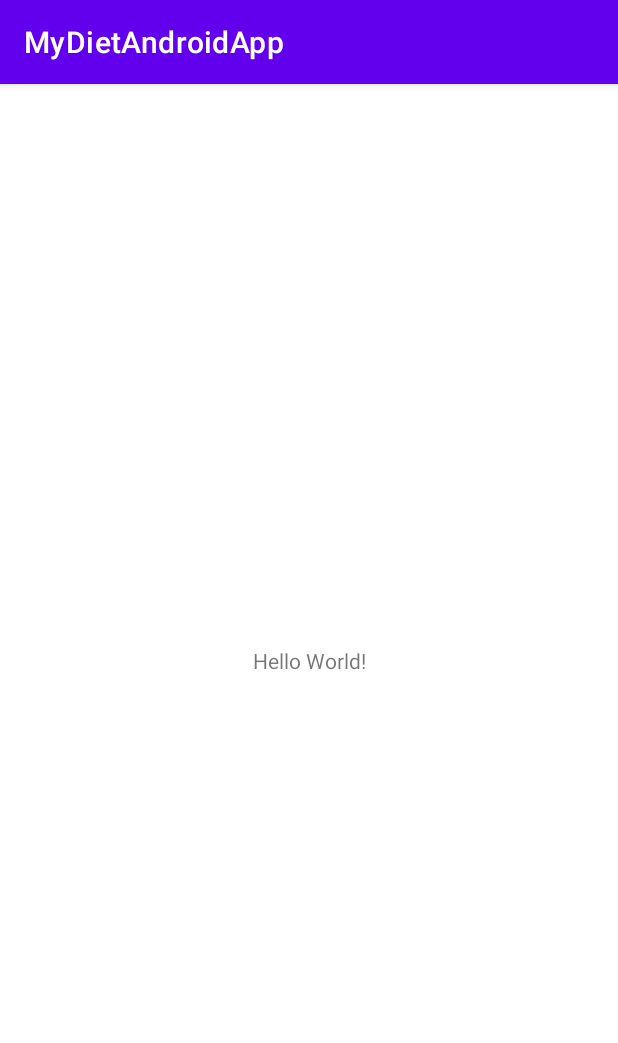
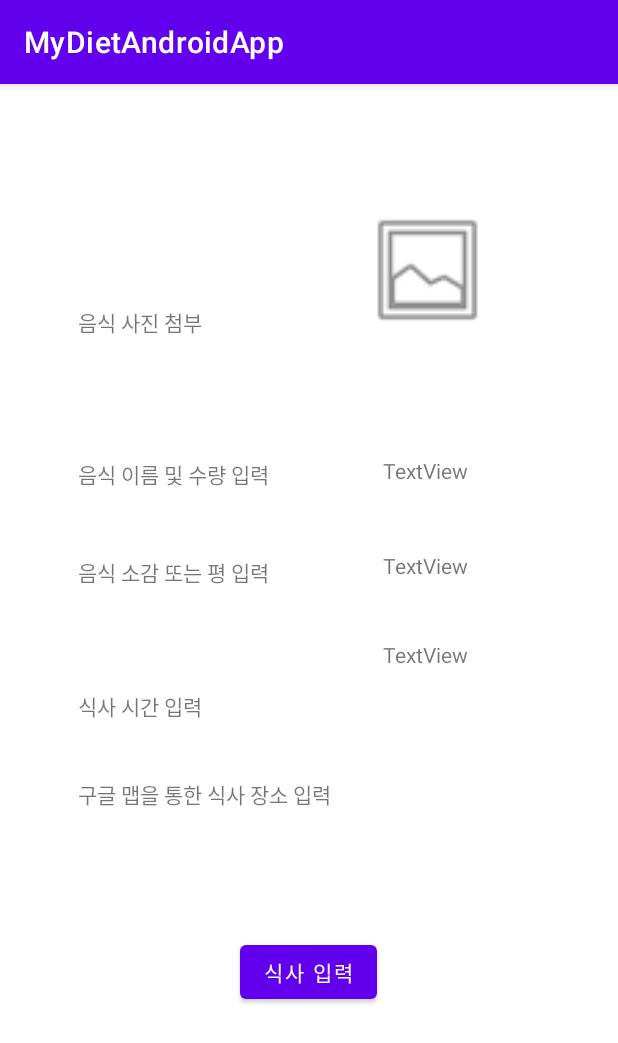
Before and after one commit to Jung-jaewoo/diet-android-app, an Android app: the screen it shows after launch (MainActivity), on a phone screen of 412 x 824 dp. Shown: the top 1043 px of the screen. Run offline under Robolectric (Android 15) with nearby library versions, the phone set to English and light mode, and no system bars.

Commit message:
style : 기본 레이아웃 추가

```diff
--- a/app/build.gradle
+++ b/app/build.gradle
@@ -33,6 +33,7 @@ dependencies {
     implementation 'androidx.appcompat:appcompat:1.5.1'
     implementation 'com.google.android.material:material:1.7.0'
     implementation 'androidx.constraintlayout:constraintlayout:2.1.4'
+    implementation 'com.google.android.gms:play-services-maps:18.1.0'
     testImplementation 'junit:junit:4.13.2'
     androidTestImplementation 'androidx.test.ext:junit:1.1.4'
     androidTestImplementation 'androidx.test.espresso:espresso-core:3.5.0'
--- a/app/src/main/res/layout/activity_main.xml
+++ b/app/src/main/res/layout/activity_main.xml
@@ -7,12 +7,120 @@
     tools:context=".MainActivity">
 
     <TextView
+        android:id="@+id/textView1"
         android:layout_width="wrap_content"
         android:layout_height="wrap_content"
-        android:text="Hello World!"
-        app:layout_constraintBottom_toBottomOf="parent"
-        app:layout_constraintEnd_toEndOf="parent"
+        android:layout_marginStart="52dp"
+        android:layout_marginTop="148dp"
+        android:text="@string/text1"
         app:layout_constraintStart_toStartOf="parent"
         app:layout_constraintTop_toTopOf="parent" />
 
+    <TextView
+        android:id="@+id/textView3"
+        android:layout_width="wrap_content"
+        android:layout_height="wrap_content"
+        android:layout_marginTop="248dp"
+        android:layout_marginEnd="100dp"
+        android:text="TextView"
+        app:layout_constraintEnd_toEndOf="parent"
+        app:layout_constraintTop_toTopOf="parent" />
+
+    <TextView
+        android:id="@+id/textView4"
+        android:layout_width="wrap_content"
+        android:layout_height="wrap_content"
+        android:layout_marginStart="52dp"
+        android:layout_marginTop="44dp"
+        android:text="@string/text3"
+        app:layout_constraintEnd_toStartOf="@+id/textView5"
+        app:layout_constraintHorizontal_bias="0.0"
+        app:layout_constraintStart_toStartOf="parent"
+        app:layout_constraintTop_toBottomOf="@+id/textView2" />
+
+    <TextView
+        android:id="@+id/textView5"
+        android:layout_width="wrap_content"
+        android:layout_height="wrap_content"
+        android:layout_marginTop="44dp"
+        android:layout_marginEnd="100dp"
+        android:text="TextView"
+        app:layout_constraintEnd_toEndOf="parent"
+        app:layout_constraintTop_toBottomOf="@+id/textView3" />
+
+    <TextView
+        android:id="@+id/textView6"
+        android:layout_width="wrap_content"
+        android:layout_height="wrap_content"
+        android:layout_marginStart="52dp"
+        android:layout_marginBottom="36dp"
+        android:text="@string/text4"
+        app:layout_constraintBottom_toTopOf="@+id/textView8"
+        app:layout_constraintStart_toStartOf="parent"
+        app:layout_constraintTop_toBottomOf="@+id/textView4"
+        app:layout_constraintVertical_bias="0.976" />
+
+    <ImageView
+        android:id="@+id/imageView"
+        android:layout_width="94dp"
+        android:layout_height="88dp"
+        android:layout_marginTop="80dp"
+        android:layout_marginEnd="80dp"
+        app:layout_constraintEnd_toEndOf="parent"
+        app:layout_constraintTop_toTopOf="parent"
+        app:srcCompat="@android:drawable/ic_menu_gallery" />
+
+    <TextView
+        android:id="@+id/textView7"
+        android:layout_width="wrap_content"
+        android:layout_height="wrap_content"
+        android:layout_marginTop="40dp"
+        android:layout_marginEnd="100dp"
+        android:text="TextView"
+        app:layout_constraintBottom_toBottomOf="parent"
+        app:layout_constraintEnd_toEndOf="parent"
+        app:layout_constraintHorizontal_bias="1.0"
+        app:layout_constraintStart_toEndOf="@+id/textView6"
+        app:layout_constraintTop_toBottomOf="@+id/textView5"
+        app:layout_constraintVertical_bias="0.0" />
+
+    <TextView
+        android:id="@+id/textView8"
+        android:layout_width="wrap_content"
+        android:layout_height="wrap_content"
+        android:layout_marginStart="52dp"
+        android:layout_marginBottom="284dp"
+        android:text="@string/text5"
+        app:layout_constraintBottom_toBottomOf="parent"
+        app:layout_constraintStart_toStartOf="parent" />
+
+    <TextView
+        android:id="@+id/textView2"
+        android:layout_width="wrap_content"
+        android:layout_height="wrap_content"
+        android:layout_marginStart="52dp"
+        android:layout_marginTop="80dp"
+        android:text="@string/text2"
+        app:layout_constraintEnd_toStartOf="@+id/textView3"
+        app:layout_constraintHorizontal_bias="0.0"
+        app:layout_constraintStart_toStartOf="parent"
+        app:layout_constraintTop_toBottomOf="@+id/textView1" />
+
+    <Button
+        android:id="@+id/button"
+        android:layout_width="wrap_content"
+        android:layout_height="wrap_content"
+        android:layout_marginBottom="152dp"
+        android:text="@string/text6"
+        app:layout_constraintBottom_toBottomOf="parent"
+        app:layout_constraintEnd_toEndOf="parent"
+        app:layout_constraintHorizontal_bias="0.498"
+        app:layout_constraintStart_toStartOf="parent" />
+
+    <androidx.constraintlayout.widget.Guideline
+        android:id="@+id/guideline2"
+        android:layout_width="wrap_content"
+        android:layout_height="wrap_content"
+        android:orientation="vertical"
+        app:layout_constraintGuide_begin="20dp" />
 </androidx.constraintlayout.widget.ConstraintLayout>
--- a/app/src/main/res/values/strings.xml
+++ b/app/src/main/res/values/strings.xml
@@ -1,3 +1,9 @@
 <resources>
     <string name="app_name">MyDietAndroidApp</string>
+    <string name="text1">음식 사진 첨부</string>
+    <string name="text2">음식 이름 및 수량 입력</string>
+    <string name="text3">음식 소감 또는 평 입력</string>
+    <string name="text4">식사 시간 입력</string>
+    <string name="text5">구글 맵을 통한 식사 장소 입력</string>
+    <string name="text6">식사 입력</string>
 </resources>
```
